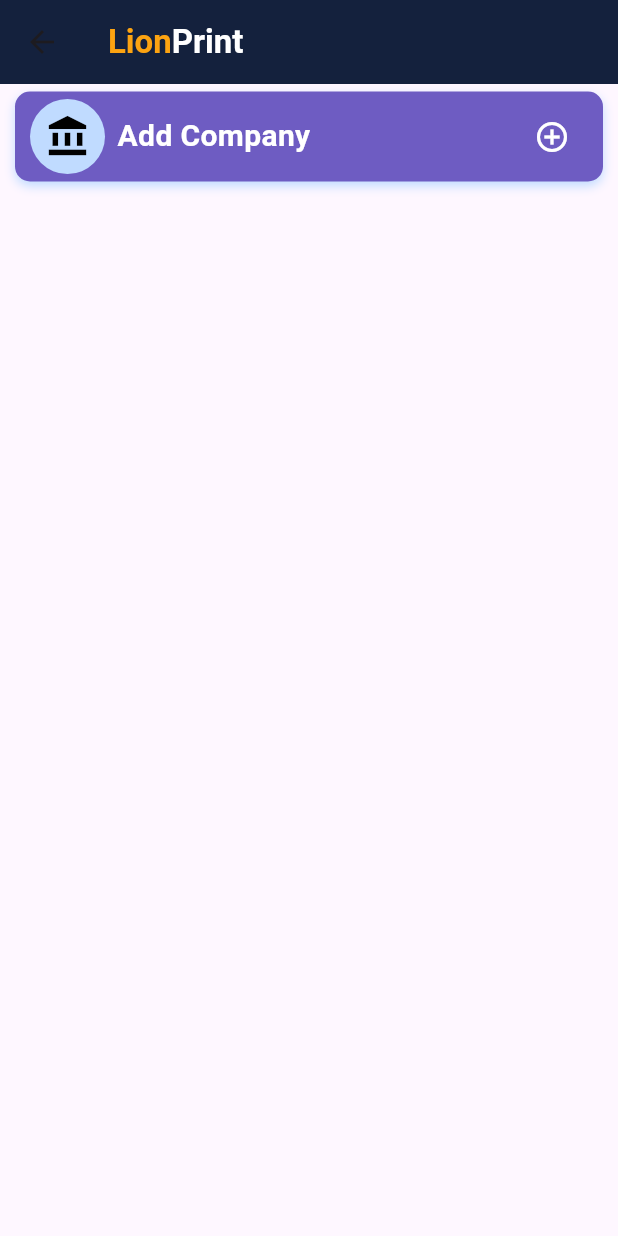
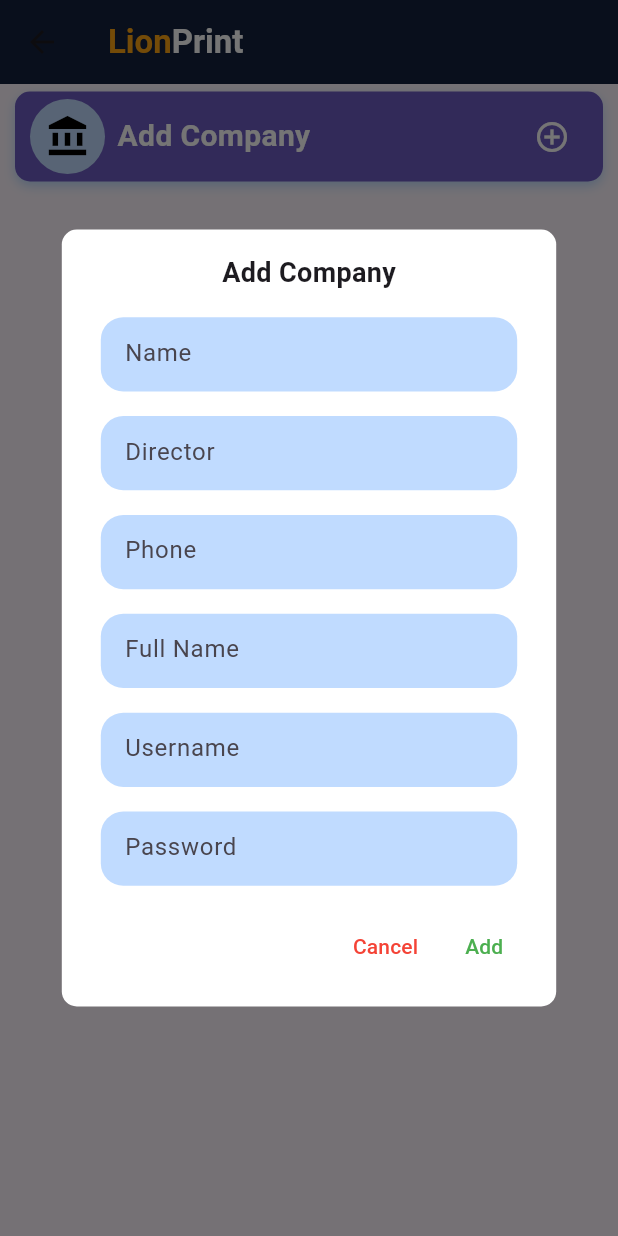
Before and after one commit to Lion-Print/OnlineAuksion, a Flutter app: the Company screen opened directly, after a tap on the "add circle outline" icon, on a phone screen of 412 x 824 dp. Run offline on Flutter 3.47's test engine with Material 2 defaults, Android fonts, the phone set to English and light mode, and no system bars; our stand-ins replace flutter_svg, shared_preferences; accounts and stored records are empty; network calls fail.

Commit message:
first commit

```diff
--- a/lib/bottomBar/company.dart
+++ b/lib/bottomBar/company.dart
@@ -3,6 +3,7 @@ import 'dart:convert';
 import 'package:flutter/material.dart';
 import 'package:shared_preferences/shared_preferences.dart';
 import 'package:http/http.dart' as http;
+import '../companents/custom_dialog.dart';
 import '../models/company.dart';
 import '../resources/colors.dart';
 import '../resources/config.dart';
@@ -16,6 +17,8 @@ class Company extends StatefulWidget {
 
 class _CamPageState extends State<Company> {
   var companyList = [];
+
+
 
   Future<void> _getAllData() async {
     companyList.clear();
@@ -73,6 +76,85 @@ class _CamPageState extends State<Company> {
       });
     }
   }
+
+  /*{
+    "name": "Test",
+    "director": "Alijon Soliyev",
+    "phone": "+9989090099",
+    "fullName": "Alijon Soliyev",
+    "username": "alibek",
+    "password": "123"
+}*/
+  //add company custom dialog
+  /*Future<void> _showAddCompanyDialog() async {
+    return showDialog<void>(
+      context: context,
+      barrierDismissible: false,
+      builder: (BuildContext context) {
+        _nameController = TextEditingController();
+        _directorController = TextEditingController();
+        _phoneController = TextEditingController();
+        _fullNameController = TextEditingController();
+        _usernameController = TextEditingController();
+        _passwordController = TextEditingController();
+        return AlertDialog(
+          shape: RoundedRectangleBorder(
+            borderRadius: BorderRadius.circular(10),
+          ),
+          backgroundColor: MyColors.colorOne,
+          elevation: 10,
+          title: const Text('Add Company'),
+          content: SingleChildScrollView(
+            child: ListBody(
+              mainAxis: Axis.vertical,
+              reverse: false,
+              children: <Widget>[
+                Padding(
+                  padding: const EdgeInsets.symmetric(horizontal: 10),
+                  child: Container(
+                    width: MediaQuery.of(context).size.width * 1,
+                    height: MediaQuery.of(context).size.height * 0.06,
+                    decoration: BoxDecoration(
+                        borderRadius: BorderRadius.circular(15),
+                        color: MyColors.Mymain2
+                    ),
+                    child: TextField(
+                      controller: _nameController,
+                      decoration: InputDecoration(
+                        border: OutlineInputBorder(
+                            borderRadius: BorderRadius.circular(15),
+                            borderSide: BorderSide.none),
+                        hintText: 'Username',
+                        contentPadding: const EdgeInsets.only(left: 12),
+                      ),
+                    ),
+                  ),
+                ),
+
+              ],
+            ),
+          ),
+          actions: <Widget>[
+            TextButton(
+              child: const Text('Add'),
+              onPressed: () {
+                _addCompany();
+                Navigator.of(context).pop();
+              },
+            ),
+            TextButton(
+              child: const Text('Cancel'),
+              onPressed: () {
+                Navigator.of(context).pop();
+              },
+            ),
+          ],
+        );
+      },
+    );
+  }*/
+
+
 
   showToast(BuildContext context, String message,Color color) {
     final scaffold = ScaffoldMessenger.of(context);
@@ -170,7 +252,14 @@ class _CamPageState extends State<Company> {
                     ),
                     IconButton(
                       onPressed: () {
-                        _addCompany();
+                        //_showAddCompanyDialog();
+                        //_addCompany();
+                        showDialog(
+                          context: context,
+                          builder: (BuildContext context) {
+                            return CustomDialog(); // Your custom dialog widget
+                          },
+                        );
                       },
                       icon: const Icon(
                         Icons.add_circle_outline_sharp,
--- a/lib/bottomBar/user_info.dart
+++ b/lib/bottomBar/user_info.dart
@@ -72,6 +72,8 @@ class _CamPageState extends State<AllUsers> {
       });
     }
   }
+
+
 
   showToast(BuildContext context, String message,Color color) {
     final scaffold = ScaffoldMessenger.of(context);
--- /dev/null
+++ b/lib/companents/custom_dialog.dart
@@ -0,0 +1,205 @@
+import 'package:flutter/material.dart';
+
+import '../resources/colors.dart';
+
+class CustomDialog extends StatelessWidget {
+  late TextEditingController _nameController;
+  late TextEditingController _directorController;
+  late TextEditingController _phoneController;
+  late TextEditingController _fullNameController;
+  late TextEditingController _usernameController;
+  late TextEditingController _passwordController;
+
+  CustomDialog({super.key});
+
+  @override
+  Widget build(BuildContext context) {
+    return Dialog(
+      // Adjust dialog properties like shape, elevation, etc.
+      shape: RoundedRectangleBorder(borderRadius: BorderRadius.circular(10.0)),
+      elevation: 0.0,
+      backgroundColor: Colors.transparent,
+      child: _buildDialogContent(context),
+    );
+  }
+
+
+  Widget _buildDialogContent(BuildContext context) {
+    var w = MediaQuery.of(context).size.width;
+    var h = MediaQuery.of(context).size.height;
+    _nameController = TextEditingController();
+    _directorController = TextEditingController();
+    _phoneController = TextEditingController();
+    _fullNameController = TextEditingController();
+    _usernameController = TextEditingController();
+    _passwordController = TextEditingController();
+    return Container(
+      width: w * 0.8,
+      padding: const EdgeInsets.all(16.0),
+      decoration: BoxDecoration(
+        color: Colors.white,
+        borderRadius: BorderRadius.circular(10.0),
+      ),
+      child: Column(
+        mainAxisSize: MainAxisSize.min,
+        children: [
+          const Text(
+            'Add Company',
+            style: TextStyle(fontSize: 18.0, fontWeight: FontWeight.bold),
+          ),
+          SizedBox(height: h * 0.02),
+          Padding(
+            padding: const EdgeInsets.symmetric(horizontal: 10),
+            child: Container(
+              width: w * 0.8,
+              height: h * 0.06,
+              decoration: BoxDecoration(
+                  borderRadius: BorderRadius.circular(15),
+                  color: MyColors.Mymain2),
+              child: TextField(
+                controller: _nameController,
+                decoration: InputDecoration(
+                  border: OutlineInputBorder(
+                      borderRadius: BorderRadius.circular(15),
+                      borderSide: BorderSide.none),
+                  hintText: 'Name',
+                  contentPadding: const EdgeInsets.only(left: 12),
+                ),
+              ),
+            ),
+          ),
+          SizedBox(height: h * 0.02),
+          Padding(
+            padding: const EdgeInsets.symmetric(horizontal: 10),
+            child: Container(
+              width: w * 0.8,
+              height: h * 0.06,
+              decoration: BoxDecoration(
+                  borderRadius: BorderRadius.circular(15),
+                  color: MyColors.Mymain2),
+              child: TextField(
+                controller: _directorController,
+                decoration: InputDecoration(
+                  border: OutlineInputBorder(
+                      borderRadius: BorderRadius.circular(15),
+                      borderSide: BorderSide.none),
+                  hintText: 'Director',
+                  contentPadding: const EdgeInsets.only(left: 12),
+                ),
+              ),
+            ),
+          ),
+          SizedBox(height: h * 0.02),
+          Padding(
+            padding: const EdgeInsets.symmetric(horizontal: 10),
+            child: Container(
+              width: w * 0.8,
+              height: h * 0.06,
+              decoration: BoxDecoration(
+                  borderRadius: BorderRadius.circular(15),
+                  color: MyColors.Mymain2),
+              child: TextField(
+                controller: _phoneController,
+                decoration: InputDecoration(
+                  border: OutlineInputBorder(
+                      borderRadius: BorderRadius.circular(15),
+                      borderSide: BorderSide.none),
+                  hintText: 'Phone',
+                  contentPadding: const EdgeInsets.only(left: 12),
+                ),
+              ),
+            ),
+          ),
+          SizedBox(height: h * 0.02),
+          Padding(
+            padding: const EdgeInsets.symmetric(horizontal: 10),
+            child: Container(
+              width: w * 0.8,
+              height: h * 0.06,
+              decoration: BoxDecoration(
+                  borderRadius: BorderRadius.circular(15),
+                  color: MyColors.Mymain2),
+              child: TextField(
+                controller: _fullNameController,
+                decoration: InputDecoration(
+                  border: OutlineInputBorder(
+                      borderRadius: BorderRadius.circular(15),
+                      borderSide: BorderSide.none),
+                  hintText: 'Full Name',
+                  contentPadding: const EdgeInsets.only(left: 12),
+                ),
+              ),
+            ),
+          ),
+          SizedBox(height: h * 0.02),
+          Padding(
+            padding: const EdgeInsets.symmetric(horizontal: 10),
+            child: Container(
+              width: w * 0.8,
+              height: h * 0.06,
+              decoration: BoxDecoration(
+                  borderRadius: BorderRadius.circular(15),
+                  color: MyColors.Mymain2),
+              child: TextField(
+                controller: _usernameController,
+                decoration: InputDecoration(
+                  border: OutlineInputBorder(
+                      borderRadius: BorderRadius.circular(15),
+                      borderSide: BorderSide.none),
+                  hintText: 'Username',
+                  contentPadding: const EdgeInsets.only(left: 12),
+                ),
+              ),
+            ),
+          ),
+          SizedBox(height: h * 0.02),
+          Padding(
+            padding: const EdgeInsets.symmetric(horizontal: 10),
+            child: Container(
+              width: w * 0.8,
+              height: h * 0.06,
+              decoration: BoxDecoration(
+                  borderRadius: BorderRadius.circular(15),
+                  color: MyColors.Mymain2),
+              child: TextField(
+                controller: _passwordController,
+                decoration: InputDecoration(
+                  border: OutlineInputBorder(
+                      borderRadius: BorderRadius.circular(15),
+                      borderSide: BorderSide.none),
+                  hintText: 'Password',
+                  contentPadding: const EdgeInsets.only(left: 12),
+                ),
+              ),
+            ),
+          ),
+          SizedBox(height: h * 0.02),
+          Row(
+            mainAxisAlignment: MainAxisAlignment.spaceEvenly,
+            children: [
+              const Expanded(child: SizedBox()),
+              TextButton(
+                onPressed: () {
+                  Navigator.pop(context);
+                },
+                child: const Text(
+                  'Cancel',
+                  style: TextStyle(color: Colors.red),
+                ),
+              ),
+              TextButton(
+                onPressed: () {
+                  Navigator.pop(context);
+                },
+                child: const Text(
+                  'Add',
+                  style: TextStyle(color: Colors.green),
+                ),
+              ),
+            ],
+          ),
+        ],
+      ),
+    );
+  }
+}
```
